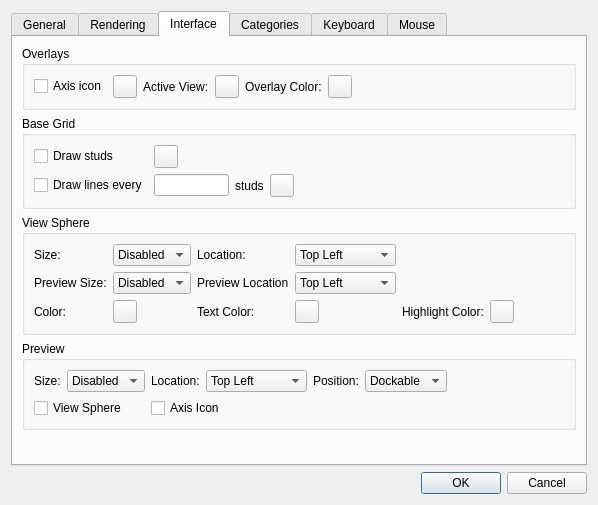
Old version of the form qt/lc_qpreferencesdialog.ui in the repository leozide/leocad.
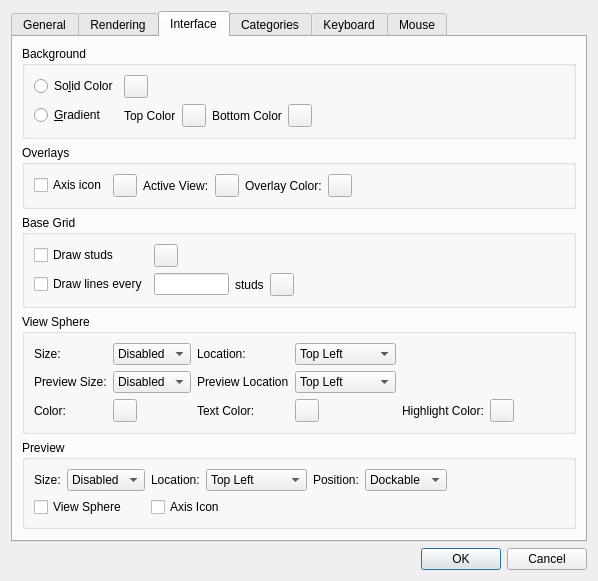
New version of the form. The open tabs and pages were chosen to show the change. Icons and pictures are not drawn.

Commit message: Moved background color to global options.

```diff
--- a/qt/lc_qpreferencesdialog.ui
+++ b/qt/lc_qpreferencesdialog.ui
@@ -7,7 +7,7 @@
     <x>0</x>
     <y>0</y>
     <width>598</width>
-    <height>503</height>
+    <height>530</height>
    </rect>
   </property>
   <property name="windowTitle">
@@ -545,6 +545,98 @@
        <string>Interface</string>
       </attribute>
       <layout class="QVBoxLayout" name="verticalLayout_13">
+       <item>
+        <widget class="QGroupBox" name="groupBox_7">
+         <property name="title">
+          <string>Background</string>
+         </property>
+         <layout class="QGridLayout" name="gridLayout_7">
+          <item row="1" column="1">
+           <layout class="QHBoxLayout" name="horizontalLayout_2">
+            <item>
+             <widget class="QLabel" name="label_27">
+              <property name="text">
+               <string>Top Color</string>
+              </property>
+             </widget>
+            </item>
+            <item>
+             <widget class="QToolButton" name="BackgroundGradient1ColorButton">
+              <property name="text">
+               <string/>
+              </property>
+             </widget>
+            </item>
+            <item>
+             <widget class="QLabel" name="label_28">
+              <property name="text">
+               <string>Bottom Color</string>
+              </property>
+             </widget>
+            </item>
+            <item>
+             <widget class="QToolButton" name="BackgroundGradient2ColorButton">
+              <property name="text">
+               <string/>
+              </property>
+             </widget>
+            </item>
+            <item>
+             <spacer name="horizontalSpacer_10">
+              <property name="orientation">
+               <enum>Qt::Horizontal</enum>
+              </property>
+              <property name="sizeHint" stdset="0">
+               <size>
+                <width>40</width>
+                <height>20</height>
+               </size>
+              </property>
+             </spacer>
+            </item>
+           </layout>
+          </item>
+          <item row="0" column="0">
+           <widget class="QRadioButton" name="BackgroundSolidRadio">
+            <property name="text">
+             <string>So&amp;lid Color</string>
+            </property>
+           </widget>
+          </item>
+          <item row="1" column="0">
+           <widget class="QRadioButton" name="BackgroundGradientRadio">
+            <property name="text">
+             <string>&amp;Gradient</string>
+            </property>
+           </widget>
+          </item>
+          <item row="0" column="1">
+           <layout class="QHBoxLayout" name="horizontalLayout_11">
+            <item>
+             <widget class="QToolButton" name="BackgroundSolidColorButton">
+              <property name="text">
+               <string/>
+              </property>
+             </widget>
+            </item>
+            <item>
+             <spacer name="horizontalSpacer_12">
+              <property name="orientation">
+               <enum>Qt::Horizontal</enum>
+              </property>
+              <property name="sizeHint" stdset="0">
+               <size>
+                <width>40</width>
+                <height>20</height>
+               </size>
+              </property>
+             </spacer>
+            </item>
+           </layout>
+          </item>
+         </layout>
+        </widget>
+       </item>
        <item>
         <widget class="QGroupBox" name="groupBox_6">
          <property name="title">
```
Left out of the diff: 5 changed lines with no effect on the pictures. The commit also changes 11 other files.
